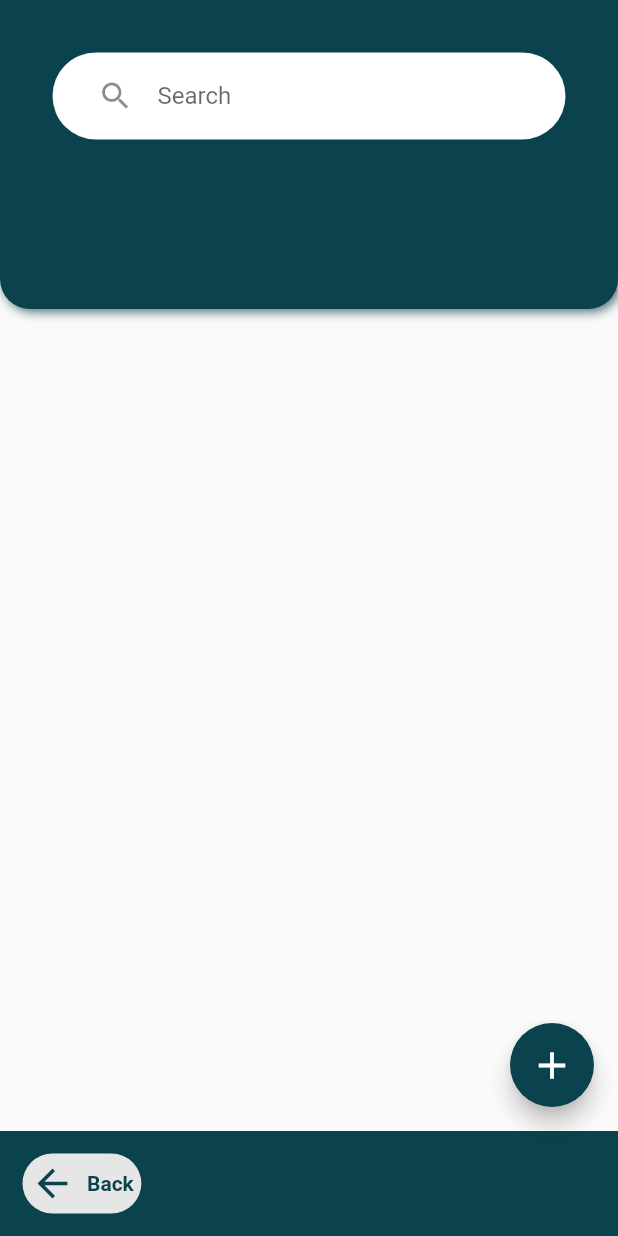
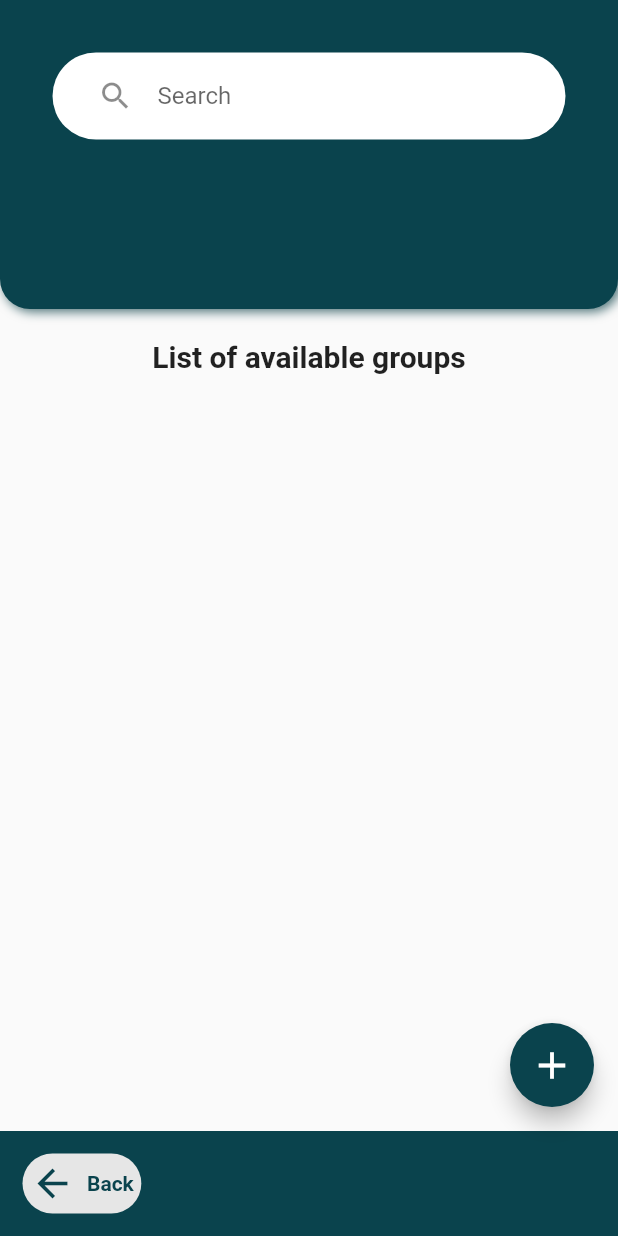
Before and after one commit to Mahdi-Hira53/SuperVision, a Flutter app: the screen it shows once a user with an empty profile is signed in, after a tap on "Group", on a phone screen of 412 x 824 dp. Run offline on Flutter 3.47's test engine with Material 2 defaults, Android fonts, the phone set to English and light mode, and no system bars; drawn by our look-alikes of google_nav_bar; our stand-ins replace animated_splash_screen, cloud_firestore, file_picker, firebase_auth, firebase_core, firebase_storage and 2 more; accounts and stored records are empty.

Commit message:
group dynamically fetch from firebase and shown in the group list

```diff
--- a/lib/teacher/group_list.dart
+++ b/lib/teacher/group_list.dart
@@ -1,25 +1,57 @@
-
-
+import 'package:cloud_firestore/cloud_firestore.dart';
 import 'package:flutter/material.dart';
 import 'package:google_nav_bar/google_nav_bar.dart';
 
 import 'color_all.dart';
 
+class GroupListBar extends StatefulWidget {
+  GroupListBar({Key? key}) : super(key: key);
 
-class GroupListBar extends StatelessWidget {
-  const GroupListBar({Key? key}) : super(key: key);
+  @override
+  State<GroupListBar> createState() => _GroupListBarState();
+}
+
+class _GroupListBarState extends State<GroupListBar> {
+  final db = FirebaseFirestore.instance;
+
+  dynamic groups = [];
+
+  Future<void> groupsList() async {
+    print("i am here");
+    dynamic newList = [];
+
+    await db.collection("groups").get().then((event) {
+      for (var doc in event.docs) {
+        print("${doc.id} => ${doc.data()}");
+        newList.add(doc.data());
+      }
+    });
+    if (groups.length != newList.length)
+      setState(() {
+        groups = newList;
+      });
+  }
+
+  @override
+  void initState() {
+    // TODO: implement initState
+    super.initState();
+    groupsList();
+  }
 
   @override
   Widget build(BuildContext context) {
     var size = MediaQuery.of(context).size;
+    groupsList();
 
     return Scaffold(
-      body: Stack(
-
+      body: Column(
+        children: [
+          Stack(
             children: [
               Container(
-            height: size.height*.25,
-            decoration: BoxDecoration(
+                height: size.height * .25,
+                decoration: const BoxDecoration(
                   color: kAppBarColor,
                   borderRadius: BorderRadius.only(
                     bottomLeft: Radius.circular(20),
@@ -34,17 +66,15 @@ class GroupListBar extends StatelessWidget {
                   ],
                 ),
               ),
-
               Container(
-
-            margin: EdgeInsets.all(35),
-
-            padding: EdgeInsets.symmetric(horizontal: 30, vertical: 5),
+                margin: const EdgeInsets.all(35),
+                padding:
+                    const EdgeInsets.symmetric(horizontal: 30, vertical: 5),
                 decoration: BoxDecoration(
                   color: Colors.white,
                   borderRadius: BorderRadius.circular(30),
                 ),
-            child: TextField(
+                child: const TextField(
                   decoration: InputDecoration(
                     hintText: "Search",
                     icon: Icon(Icons.search),
@@ -52,8 +82,27 @@ class GroupListBar extends StatelessWidget {
                   ),
                 ),
               ),
-
-
+            ],
+          ),
+          const SizedBox(
+            height: 20,
+          ),
+          const Text("List of available groups",
+              style: TextStyle(fontSize: 20, fontWeight: FontWeight.bold)),
+          Padding(
+            padding: const EdgeInsets.all(8.0),
+            child: Column(
+              children: groups.map<Widget>((e) {
+                final groupName = e['groupName'];
+                return TextButton(
+                    onPressed: () {},
+                    child: Text(groupName,
+                        style: const TextStyle(
+                          fontSize: 18,
+                        )));
+              }).toList(),
+            ),
+          ),
 
           /*Padding(
             padding: EdgeInsets.symmetric(vertical: 100),
@@ -72,34 +121,27 @@ class GroupListBar extends StatelessWidget {
 
             ),
           ),*/
-
         ],
-
       ),
       floatingActionButton: FloatingActionButton(
-        onPressed: () {
-
-        },
+        onPressed: () {},
         backgroundColor: kAppBarColor,
-        child: Icon(Icons.add, size: 30,),
+        child: const Icon(
+          Icons.add,
+          size: 30,
         ),
-
-      bottomNavigationBar: BottomNav(),
-
-
+      ),
+      bottomNavigationBar: const BottomNav(),
     );
-
   }
 }
 
 class BottomNav extends StatelessWidget {
-  const BottomNav ({Key? key}) : super(key: key);
+  const BottomNav({Key? key}) : super(key: key);
 
   @override
   Widget build(BuildContext context) {
-
     return Container(
-
       // for navigation
       color: kAppBarColor,
       child: Padding(
@@ -118,16 +160,13 @@ class BottomNav extends StatelessWidget {
               icon: Icons.arrow_back,
               text: 'Back',
               iconSize: 30,
-                onPressed: (){
+              onPressed: () {
                 print(1);
               },
             ),
-
           ],
         ),
-
       ),
-
     );
   }
 }
--- a/lib/teacher/home_screen.dart
+++ b/lib/teacher/home_screen.dart
@@ -1,3 +1,4 @@
+import 'package:cloud_firestore/cloud_firestore.dart';
 import 'package:firebase_auth/firebase_auth.dart';
 import 'package:flutter/material.dart';
 import 'package:google_nav_bar/google_nav_bar.dart';
@@ -95,7 +96,6 @@ class HomeScreen extends StatelessWidget {
                       ),
                       Text(
                         DateFormat('EEEE, dd MMM yyyy').format(DateTime.now()),
-
                         style: const TextStyle(
                           fontFamily: 'Cairo',
                           fontSize: 15,
@@ -162,7 +162,7 @@ class HomeScreen extends StatelessWidget {
                       crossAxisCount: 2,
                       crossAxisSpacing: 20,
                       mainAxisSpacing: 20,
-                      children: const [
+                      children: [
                         GroupHome(),
                         ScheduleHome(),
                       ],
@@ -230,12 +230,15 @@ class BottomNavigationBar extends StatelessWidget {
 }
 
 class GroupHome extends StatelessWidget {
-  const GroupHome({
+  GroupHome({
     Key? key,
   }) : super(key: key);
 
+
+
   @override
   Widget build(BuildContext context) {
+
     return ClipRRect(
       borderRadius: BorderRadius.circular(13),
       child: Container(
@@ -258,7 +261,7 @@ class GroupHome extends StatelessWidget {
               // Here we call group button
               Navigator.push(
                 context,
-                MaterialPageRoute(builder: (context) => const GroupListBar()),
+                MaterialPageRoute(builder: (context) => GroupListBar()),
               );
               //print(1);
             },
```
Lines whose indentation alone changed are shown as unchanged.
